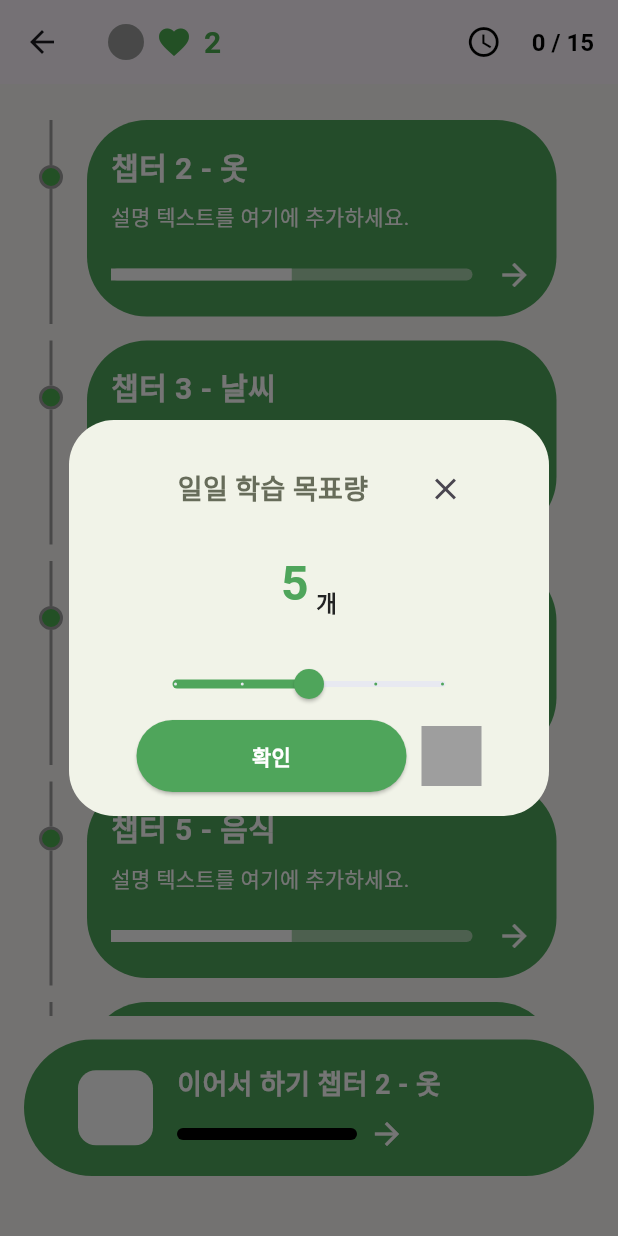
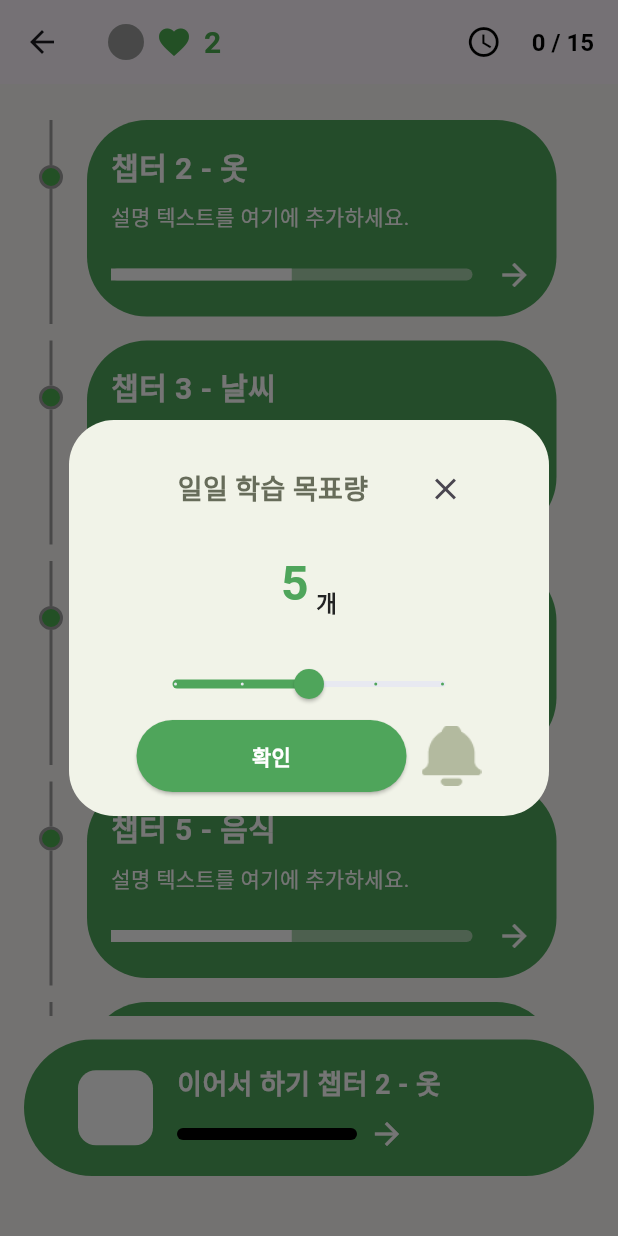
Before and after one commit to jiyoon0227/lanny_program, a Flutter app: the HomeScreen screen opened directly, after a tap on the "access time" icon, on a phone screen of 412 x 824 dp. Run offline on Flutter 3.47's test engine with Material 3 defaults, Android fonts, the phone set to English and light mode, and no system bars; our stand-ins replace cloud_firestore, firebase_auth, firebase_core; accounts and stored records are empty.

Commit message:
fix emulator authorization issues & replace alart icon, fix btn issues in learning_goal_popup

```diff
--- a/lib/widgets/daily_learning_goal_popup.dart
+++ b/lib/widgets/daily_learning_goal_popup.dart
@@ -2,10 +2,13 @@ import 'package:flutter/material.dart';
 
 void dailyLearningGoalPopup(BuildContext context) {
   int dailyGoal = 5; // 기본 학습 목표량 (단위: 개)
+  bool isAlartOn = true; // 알림 상태 관리
 
   showDialog(
     context: context,
     builder: (BuildContext context) {
+      return StatefulBuilder( // ******** AlertDialog 내에서 상태를 관리하기 위해 StatefulBuilder로 감쌌습니다.
+        builder: (BuildContext context, StateSetter setState) {
           return AlertDialog(
             contentPadding: EdgeInsets.symmetric(horizontal: 45, vertical: 16),
             shape: RoundedRectangleBorder(
@@ -44,7 +47,7 @@ void dailyLearningGoalPopup(BuildContext context) {
                     crossAxisAlignment: CrossAxisAlignment.end,
                     children: [
                       Text(
-                    '${dailyGoal}',
+                        '$dailyGoal',
                         style: TextStyle(
                           fontSize: 32,
                           fontWeight: FontWeight.bold,
@@ -70,16 +73,16 @@ void dailyLearningGoalPopup(BuildContext context) {
                     divisions: 4,
                     activeColor: Color(0xFF4FA55B), // 슬라이더 활성화 색상 수정
                     inactiveColor: Color(0xFFE8E9F1),
-                label: '${dailyGoal} 개',
+                    label: '$dailyGoal 개',
                     onChanged: (double value) {
+                      setState(() { // ******** StatefulBuilder 내에서 setState 사용
                         dailyGoal = value.toInt();
-                  (context as Element).markNeedsBuild();
+                      });
                     },
                   ),
                   Row(
                     mainAxisAlignment: MainAxisAlignment.center,
                     children: [
-                  //SizedBox(height: 20),
                       ElevatedButton(
                         onPressed: () {
                           Navigator.of(context).pop(dailyGoal); // 선택된 목표량 반환
@@ -100,11 +103,23 @@ void dailyLearningGoalPopup(BuildContext context) {
                         ),
                       ),
                       SizedBox(width: 10),
-                  Container(
+                      GestureDetector(
+                        onTap: () {
+                          setState(() { // ******** StatefulBuilder 내에서 알림 상태 업데이트
+                            isAlartOn = !isAlartOn; // 알림 상태 토글
+                          });
+                        },
+                        child: Container(
                           width: 40,
                           height: 40,
                           decoration: BoxDecoration(
-                      color: Colors.grey,
+                            image: DecorationImage(
+                              image: AssetImage(isAlartOn
+                                  ? 'assets/images/home_popup_alart_on.png'
+                                  : 'assets/images/home_popup_alart_off.png'),
+                              fit: BoxFit.cover, // 이미지를 채우는 방법 (필요에 따라 수정 가능)
+                            ),
+                          ),
                         ),
                       ),
                     ],
@@ -114,10 +129,12 @@ void dailyLearningGoalPopup(BuildContext context) {
             ),
           );
         },
+      );
+    },
   ).then((dailyGoal) {
     if (dailyGoal != null) {
       // 선택된 목표량을 사용
-      print("선택된 목표량: ${dailyGoal} 개");
+      print("선택된 목표량: $dailyGoal 개");
       // 필요한 경우 목표량을 상태에 저장하거나 다른 기능에 전달
     }
   });
```
Also changed, not shown: pubspec.yaml (+38 -0 lines), 3 other files. Lines whose indentation alone changed are shown as unchanged.
